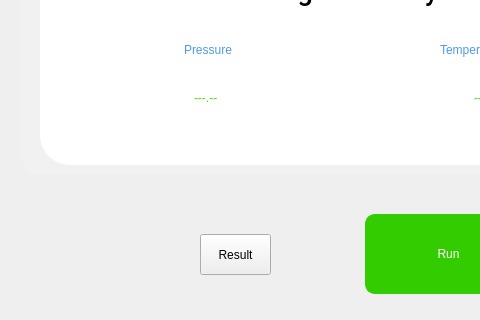
This is pApp-22-June-2021/smeasuring.ui in ChandraMVE/PSSC_QT_Development as Qt 5 draws it before an edit; both pictures show x 0 to 480 and y 526 to 846 of the 768 by 846 pixel window. The edited form follows.
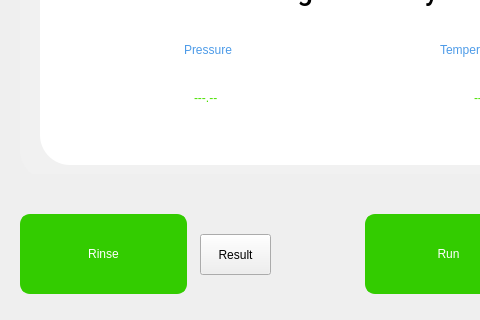
This is the edited form. Icons and pictures are not drawn. Custom widgets are drawn as their Qt base class.

Commit message: Removed the Rinsing Tab and added the Rinse button in the measuring tab

Diff of the .ui file:
```diff
--- a/pApp-22-June-2021/smeasuring.ui
+++ b/pApp-22-June-2021/smeasuring.ui
@@ -1234,9 +1234,9 @@
    <property name="geometry">
     <rect>
      <x>20</x>
-     <y>740</y>
+     <y>700</y>
      <width>167</width>
-     <height>80</height>
+     <height>31</height>
     </rect>
    </property>
    <property name="styleSheet">
@@ -1254,6 +1254,70 @@
     <string/>
    </property>
   </widget>
+  <widget class="QPushButton" name="pbRinse">
+   <property name="geometry">
+    <rect>
+     <x>20</x>
+     <y>740</y>
+     <width>167</width>
+     <height>80</height>
+    </rect>
+   </property>
+   <property name="focusPolicy">
+    <enum>Qt::ClickFocus</enum>
+   </property>
+   <property name="styleSheet">
+    <string notr="true">QPushButton{
+background-color: rgb(51, 204, 0);
+border-width: 2px;
+border-color: rgb(51, 204, 0);
+border-style: solid;
+border-radius: 10;
+color: rgb(255, 255, 255);
+font: 75 16pt &quot;Roboto Medium&quot;;
+}
+QPushButton:disabled { 
+background-color: rgb(204, 244, 198);
+border-width: 2px;
+border-color: rgb(127, 143, 127);
+border-style: solid;
+border-radius: 10;
+color: rgb(0, 0, 0);
+font: 75 16pt &quot;Roboto Medium&quot;;
+}
+QPushButton:pressed {
+background-color: rgb(24, 163, 3);
+border-width: 2px;
+border-color: rgb(24, 163, 3);
+border-style: solid;
+border-radius: 10;
+color: rgb(255, 255, 255);
+font: 75 16pt &quot;Roboto Medium&quot;;
+}
+QPushButton:down {
+background-color: rgb(24, 163, 3);
+border-width: 2px;
+border-color: rgb(24, 163, 3);
+border-style: solid;
+border-radius: 10;
+color: rgb(0, 0, 0);
+font: 75 16pt &quot;Roboto Medium&quot;;
+}
+QPushButton:default {
+background-color: rgb(241, 241, 241);
+border-width: 2px;
+border-color: rgb(21, 100, 192);
+border-style: solid;
+border-radius: 10;
+color: rgb(0, 0, 0);
+font: 75 16pt &quot;Roboto Medium&quot;;
+}
+</string>
+   </property>
+   <property name="text">
+    <string>Rinse</string>
+   </property>
+  </widget>
  </widget>
  <customwidgets>
   <customwidget>
```
The commit also changes 6 other files.
